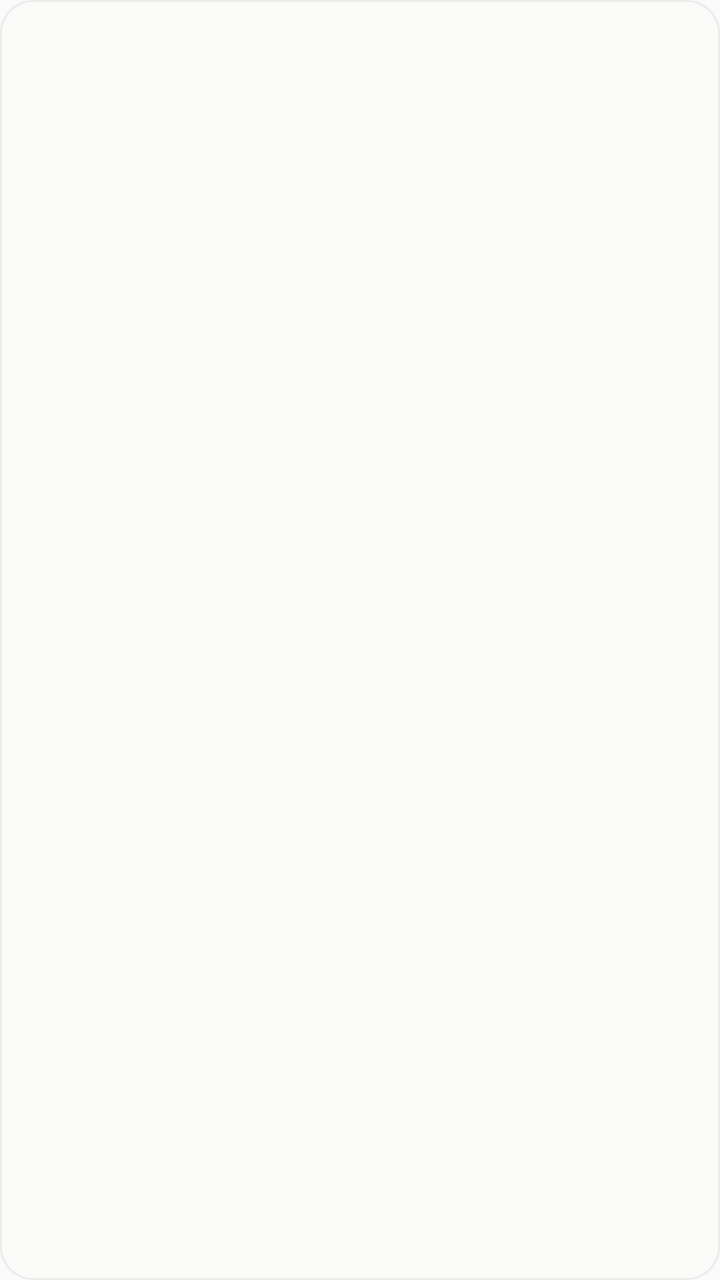
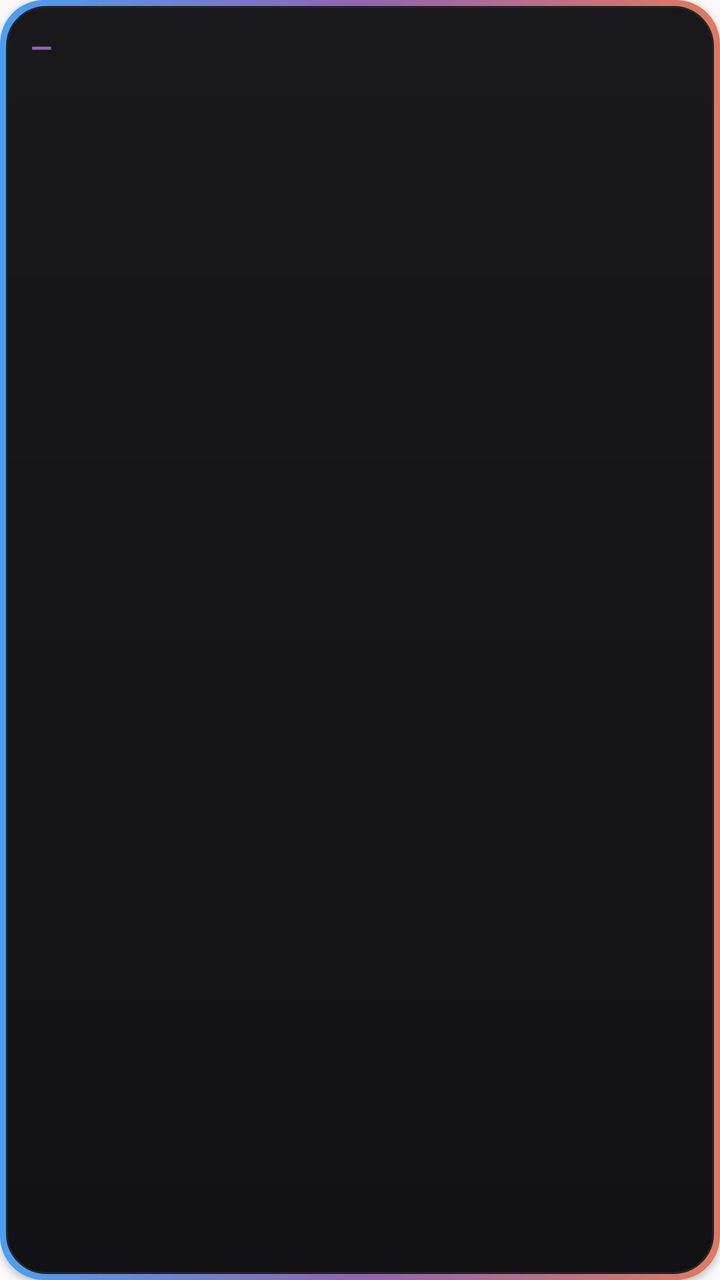

Two renders of the same Android screen: before a commit and after it. Below are the layout's source before the change and the commit's diff.
<!-- AndroidManifest.xml: application theme AppTheme -->
<!-- res/layout/widget_todos.xml -->
<?xml version="1.0" encoding="utf-8"?>
<LinearLayout xmlns:android="http://schemas.android.com/apk/res/android"
    android:id="@+id/widget_todos_root"
    android:layout_width="match_parent"
    android:layout_height="match_parent"
    android:orientation="vertical"
    android:background="@drawable/widget_bg"
    android:padding="12dp">
    <TextView
        android:id="@+id/widget_todos_title"
        android:layout_width="match_parent"
        android:layout_height="wrap_content"
        android:textSize="13sp"
        android:textStyle="bold"
        android:textColor="#37352f"
        android:singleLine="true"
        android:ellipsize="end" />
    <TextView
        android:id="@+id/widget_todos_1"
        android:layout_width="match_parent"
        android:layout_height="wrap_content"
        android:textSize="13sp"
        android:textColor="#37352f"
        android:layout_marginTop="6dp"
        android:singleLine="true"
        android:ellipsize="end" />
    <TextView
        android:id="@+id/widget_todos_2"
        android:layout_width="match_parent"
        android:layout_height="wrap_content"
        android:textSize="13sp"
        android:textColor="#37352f"
        android:singleLine="true"
        android:ellipsize="end" />
    <TextView
        android:id="@+id/widget_todos_3"
        android:layout_width="match_parent"
        android:layout_height="wrap_content"
        android:textSize="13sp"
        android:textColor="#37352f"
        android:singleLine="true"
        android:ellipsize="end" />
    <TextView
        android:id="@+id/widget_todos_empty"
        android:layout_width="match_parent"
        android:layout_height="wrap_content"
        android:textSize="12sp"
        android:textColor="#787774"
        android:layout_marginTop="6dp"
        android:singleLine="true" />
</LinearLayout>
<!-- resources referenced by this layout -->
<resources>
  <!-- drawable widget_bg (drawable) -->
  <?xml version="1.0" encoding="utf-8"?>
  <shape xmlns:android="http://schemas.android.com/apk/res/android"
      android:shape="rectangle">
      <solid android:color="#fafaf8" />
      <corners android:radius="16dp" />
      <stroke android:width="1dp" android:color="#ebebea" />
  </shape>
  <style name="AppTheme" parent="Theme.AppCompat.Light.DarkActionBar">
          
          <item name="colorPrimary">@color/colorPrimary</item>
          <item name="colorPrimaryDark">@color/colorPrimaryDark</item>
          <item name="colorAccent">@color/colorAccent</item>
      </style>
</resources>

<!-- the commit's change to res/layout/widget_todos.xml (unified diff, before → after) -->
@@ -5,23 +5,44 @@
     android:layout_height="match_parent"
     android:orientation="vertical"
     android:background="@drawable/widget_bg"
-    android:padding="12dp">
-    <TextView
-        android:id="@+id/widget_todos_title"
+    android:elevation="2dp"
+    android:paddingLeft="14dp"
+    android:paddingRight="14dp"
+    android:paddingTop="14dp"
+    android:paddingBottom="12dp">
+    <LinearLayout
         android:layout_width="match_parent"
         android:layout_height="wrap_content"
-        android:textSize="13sp"
-        android:textStyle="bold"
-        android:textColor="#37352f"
-        android:singleLine="true"
-        android:ellipsize="end" />
+        android:orientation="horizontal"
+        android:gravity="center_vertical">
+        <TextView
+            android:layout_width="wrap_content"
+            android:layout_height="wrap_content"
+            android:text="—"
+            android:textColor="#9065b0"
+            android:textSize="14sp"
+            android:textStyle="bold"
+            android:letterSpacing="0.2" />
+        <TextView
+            android:id="@+id/widget_todos_title"
+            android:layout_width="0dp"
+            android:layout_height="wrap_content"
+            android:layout_weight="1"
+            android:layout_marginStart="6dp"
+            android:textSize="14sp"
+            android:textStyle="bold"
+            android:textColor="#c9bdf5"
+            android:fontFamily="sans-serif-medium"
+            android:singleLine="true"
+            android:ellipsize="end" />
+    </LinearLayout>
     <TextView
         android:id="@+id/widget_todos_1"
         android:layout_width="match_parent"
         android:layout_height="wrap_content"
         android:textSize="13sp"
-        android:textColor="#37352f"
-        android:layout_marginTop="6dp"
+        android:textColor="#e9e6e0"
+        android:layout_marginTop="8dp"
         android:singleLine="true"
         android:ellipsize="end" />
     <TextView
@@ -29,7 +50,7 @@
         android:layout_width="match_parent"
         android:layout_height="wrap_content"
         android:textSize="13sp"
-        android:textColor="#37352f"
+        android:textColor="#e9e6e0"
         android:singleLine="true"
         android:ellipsize="end" />
     <TextView
@@ -37,7 +58,7 @@
         android:layout_width="match_parent"
         android:layout_height="wrap_content"
         android:textSize="13sp"
-        android:textColor="#37352f"
+        android:textColor="#e9e6e0"
         android:singleLine="true"
         android:ellipsize="end" />
     <TextView
@@ -45,7 +66,7 @@
         android:layout_width="match_parent"
         android:layout_height="wrap_content"
         android:textSize="12sp"
-        android:textColor="#787774"
+        android:textColor="#8b897f"
         android:layout_marginTop="6dp"
         android:singleLine="true" />
 </LinearLayout>
<!-- resource entries referenced after the edit -->
@@ -2,12 +2,34 @@
 <resources>
   <!-- drawable widget_bg (drawable) -->
   <?xml version="1.0" encoding="utf-8"?>
-  <shape xmlns:android="http://schemas.android.com/apk/res/android"
-      android:shape="rectangle">
-      <solid android:color="#fafaf8" />
-      <corners android:radius="16dp" />
-      <stroke android:width="1dp" android:color="#ebebea" />
-  </shape>
+  <layer-list xmlns:android="http://schemas.android.com/apk/res/android">
+      <item>
+          <shape android:shape="rectangle">
+              <gradient
+                  android:angle="0"
+                  android:startColor="#4c9fef"
+                  android:centerColor="#9065b0"
+                  android:endColor="#e07a5f"
+                  android:type="linear" />
+              <corners android:radius="22dp" />
+          </shape>
+      </item>
+      <item
+          android:top="3dp"
+          android:bottom="3dp"
+          android:left="3dp"
+          android:right="3dp">
+          <shape android:shape="rectangle">
+              <gradient
+                  android:angle="270"
+                  android:startColor="#19191c"
+                  android:endColor="#121215"
+                  android:type="linear" />
+              <corners android:radius="19.5dp" />
+              <stroke android:width="1dp" android:color="#232329" />
+          </shape>
+      </item>
+  </layer-list>
   <style name="AppTheme" parent="Theme.AppCompat.Light.DarkActionBar">
           
           <item name="colorPrimary">@color/colorPrimary</item>
